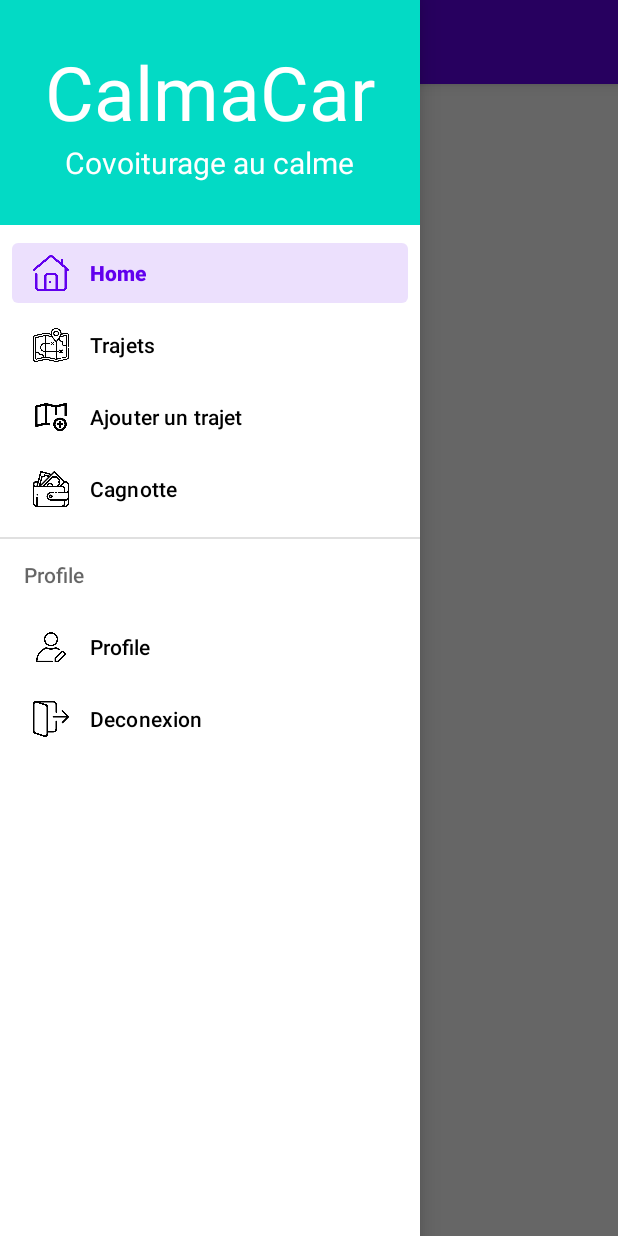
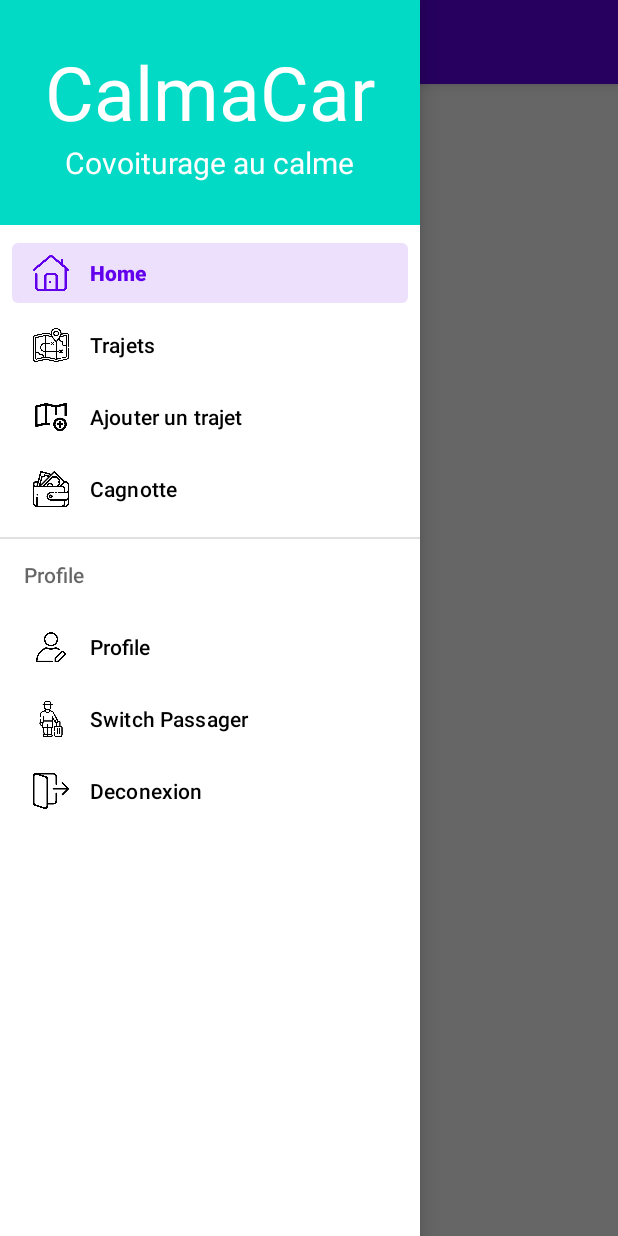
Before and after one commit to mazouakh/CalmaCar, an Android app: the HomeActivity screen opened directly, with no data from a screen before it, with the side drawer open, on a phone screen of 412 x 824 dp. Run offline under Robolectric (Android 15) with nearby library versions, the phone set to English and light mode, and no system bars.

Commit message:
Passenger/Driver switch . Switch between passenger and driver in the nav drawer

```diff
--- a/app/src/main/java/com/example/calmacar/main/AuthActivity.java
+++ b/app/src/main/java/com/example/calmacar/main/AuthActivity.java
@@ -68,6 +68,7 @@ public class AuthActivity extends AppCompatActivity {
                 LoginUser(intent.getExtras());
             }
         };
+
         registerReceiver(loginReceiver, loginFilter);
 
         IntentFilter signupFilter = new IntentFilter("DATA_SIGNUP");
--- a/app/src/main/res/menu/main_menu.xml
+++ b/app/src/main/res/menu/main_menu.xml
@@ -29,6 +29,10 @@
                 android:title="Profile"
                 android:icon="@drawable/ic_profile"/>
             <item
+                android:id="@+id/nav_passenger"
+                android:title="Switch Passager"
+                android:icon="@drawable/ic_passenger"/>
+            <item
                 android:id="@+id/nav_logout"
                 android:title="Deconexion"
                 android:icon="@drawable/ic_logout"/>
--- a/app/src/main/res/menu/passenger_nav_menu.xml
+++ b/app/src/main/res/menu/passenger_nav_menu.xml
@@ -15,11 +15,14 @@
         android:title="Profile">
         <menu>
             <group android:checkableBehavior="single">
-
             <item
                 android:id="@+id/nav_profile"
                 android:title="Profile"
                 android:icon="@drawable/ic_profile"/>
+            <item
+                android:id="@+id/nav_driver"
+                android:title="Switch Conducteur"
+                android:icon="@drawable/ic_driver"/>
             <item
                 android:id="@+id/nav_logout"
                 android:title="Deconexion"
```
Also changed, not shown: app/src/main/java/com/example/calmacar/driver/HomeActivity.java (+7 -2 lines), app/src/main/java/com/example/calmacar/passenger/HomeActivity.java (+7 -2 lines), app/src/main/res/drawable/ic_driver.png (added), app/src/main/res/drawable/ic_passenger.png (added).
